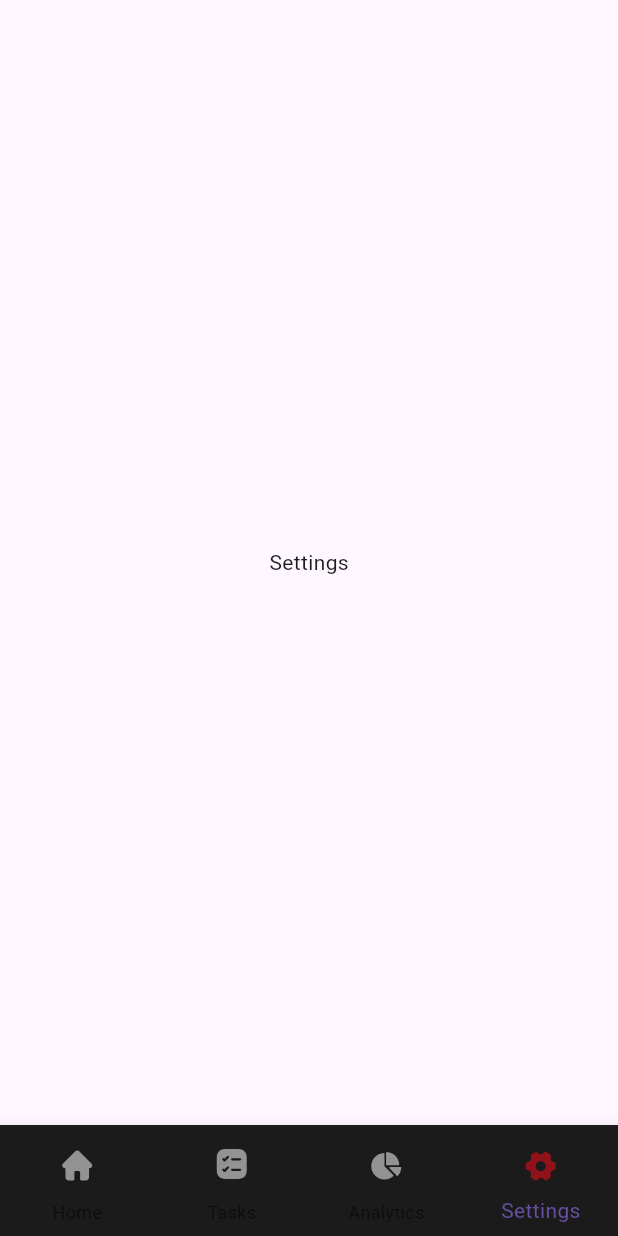
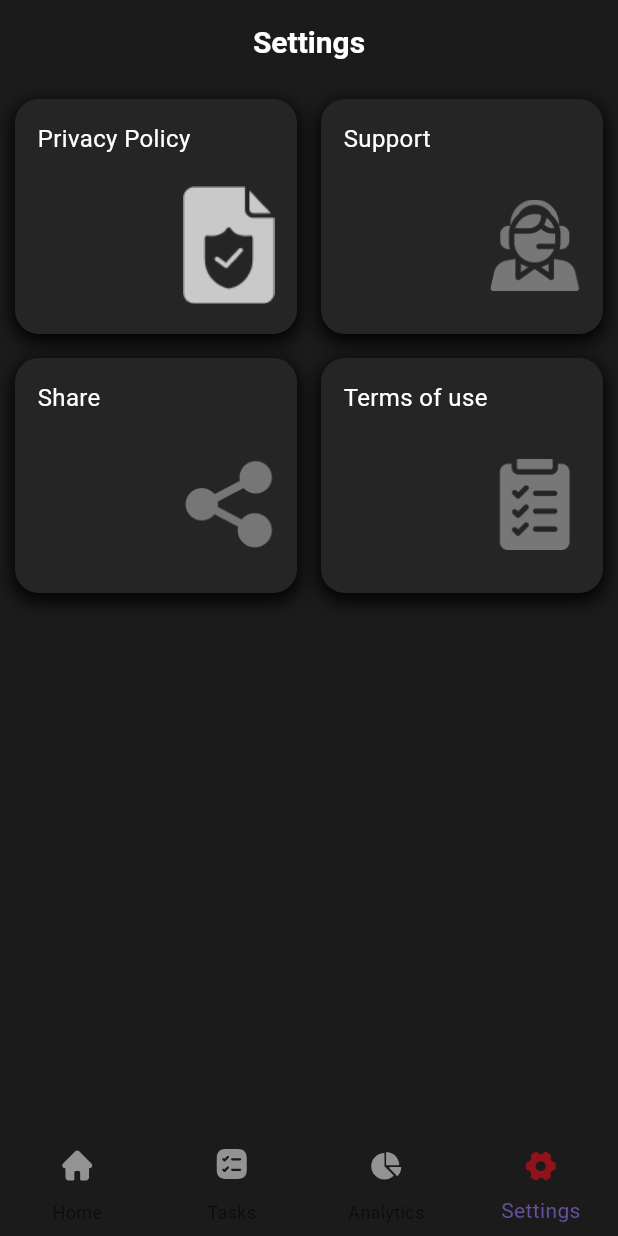
Before and after one commit to AyzadaB/happy_app, a Flutter app: the screen it shows after launch, swiped to page 4, on a phone screen of 412 x 824 dp. Run offline on Flutter 3.47's test engine with Material 3 defaults, Android fonts, the phone set to English and light mode, and no system bars; our stand-ins replace bloc, equatable, flutter_bloc, flutter_rating_bar, flutter_svg, hive and 2 more; accounts and stored records are empty.

Commit message:
finish ui

```diff
--- a/lib/core/features/settings/pages/settings_page.dart
+++ b/lib/core/features/settings/pages/settings_page.dart
@@ -1,17 +1,50 @@
 import 'package:flutter/material.dart';
+import 'package:happy_app/core/features/settings/pages/widgets/dashboardcard.dart';
+import 'package:happy_app/core/src/colors/app_colors.dart';
+import 'package:happy_app/core/src/typography/app_text_styles.dart';
 
 class SettingsPage extends StatefulWidget {
-  const SettingsPage({ Key? key }) : super(key: key);
+  const SettingsPage({super.key});
 
   @override
   _SettingsPageState createState() => _SettingsPageState();
 }
 
 class _SettingsPageState extends State<SettingsPage> {
+  final List<Map<String, dynamic>> items = [
+    {'image': 'assets/images/privacyPolicy.png', 'label': 'Privacy Policy'},
+    {'image': 'assets/images/support.png', 'label': 'Support'},
+    {'image': 'assets/images/share.png', 'label': 'Share'},
+    {'image': 'assets/images/terms.png', 'label': 'Terms of use'},
+  ];
+
   @override
   Widget build(BuildContext context) {
-    return Container(
-      child: Center(child: Text("Settings"),),
+    return Scaffold(
+      backgroundColor: AppColors.backLevel1,
+      appBar: AppBar(
+        backgroundColor: AppColors.backLevel1,
+        title: Text('Settings', style: AppTextStyles.titleBold),
+        centerTitle: true,
+      ),
+      body: Padding(
+        padding: const EdgeInsets.all(10),
+        child: GridView.builder(
+          physics: const NeverScrollableScrollPhysics(), // фиксированная высота
+          shrinkWrap: true,
+          itemCount: items.length,
+          gridDelegate: const SliverGridDelegateWithFixedCrossAxisCount(
+            crossAxisCount: 2, // две карточки в ряд
+            mainAxisSpacing: 16,
+            crossAxisSpacing: 16,
+            childAspectRatio: 1.2,
+          ),
+          itemBuilder: (context, index) {
+            final item = items[index];
+            return DashboardCard(label: item['label'], image: item['image']);
+          },
+        ),
+      ),
     );
   }
 }
--- /dev/null
+++ b/lib/core/features/settings/pages/widgets/dashboardcard.dart
@@ -0,0 +1,54 @@
+import 'package:flutter/material.dart';
+import 'package:happy_app/core/src/colors/app_colors.dart';
+import 'package:happy_app/core/src/typography/app_text_styles.dart';
+
+class DashboardCard extends StatelessWidget {
+  final String label;
+  final String image;
+
+  const DashboardCard({required this.label, required this.image});
+
+  @override
+  Widget build(BuildContext context) {
+    return Container(
+      width: 168,
+      height: 200,
+      decoration: BoxDecoration(
+        color: AppColors.backLevel2,
+        borderRadius: BorderRadius.circular(16),
+        boxShadow: [
+          BoxShadow(
+            // color: AppColors.shadowColor.withOpacity(0.1),
+            blurRadius: 10,
+            spreadRadius: 1,
+            offset: const Offset(0, 4),
+          ),
+        ],
+      ),
+      child: Padding(
+        padding: const EdgeInsets.all(15.0),
+        child: Column(
+          children: [
+            Align(
+              alignment: Alignment.centerLeft,
+              child: Text(
+                label,
+                style: AppTextStyles.body.copyWith(color: AppColors.primary),
+              ),
+            ),
+            const SizedBox(height: 20),
+            Align(
+              alignment: Alignment.bottomRight,
+              child: Image.asset(
+                image,
+                width: 61,
+                height: 79,
+                fit: BoxFit.contain,
+              ),
+            ),
+          ],
+        ),
+      ),
+    );
+  }
+}
--- a/lib/core/features/tasks/widgets/completed_cards.dart
+++ b/lib/core/features/tasks/widgets/completed_cards.dart
@@ -1,11 +1,7 @@
 import 'package:flutter/material.dart';
-<<<<<<< HEAD
 import 'package:happy_app/core/features/tasks/data/models/task_model.dart';
-import 'package:happy_app/core/theme/theme.dart';
-=======
 import 'package:happy_app/core/src/colors/app_colors.dart';
 import 'package:happy_app/core/src/typography/app_text_styles.dart';
->>>>>>> 0842900a3aa16b19687acbe2b16af77dc0ae1dd4
 import 'package:intl/intl.dart';
 
 class CompletedCards extends StatelessWidget {
--- a/lib/core/src/typography/app_text_styles.dart
+++ b/lib/core/src/typography/app_text_styles.dart
@@ -7,7 +7,11 @@ class AppTextStyles {
     fontWeight: FontWeight.w700,
   );
 
-  static const title = TextStyle(fontSize: 20, fontWeight: FontWeight.w400);
+  static const title = TextStyle(
+    fontSize: 20,
+    fontWeight: FontWeight.w400,
+    color: Colors.white,
+  );
 
   static const titleBold = TextStyle(
     fontSize: 20,
```
Also changed, not shown: lib/core/features/analytics/analytics_page.dart (deleted, +0 -15 lines), lib/core/features/analytics/pages/analytics_page.dart (+21 -3 lines), lib/core/features/analytics/widgets/moments_card.dart (added, +44 -0 lines), assets/images/cubok.png (added), assets/images/privacyPolicy.png (added), assets/images/progressIcon.png (added), assets/images/share.png (added), assets/images/support.png (added), assets/images/terms.png (added).
